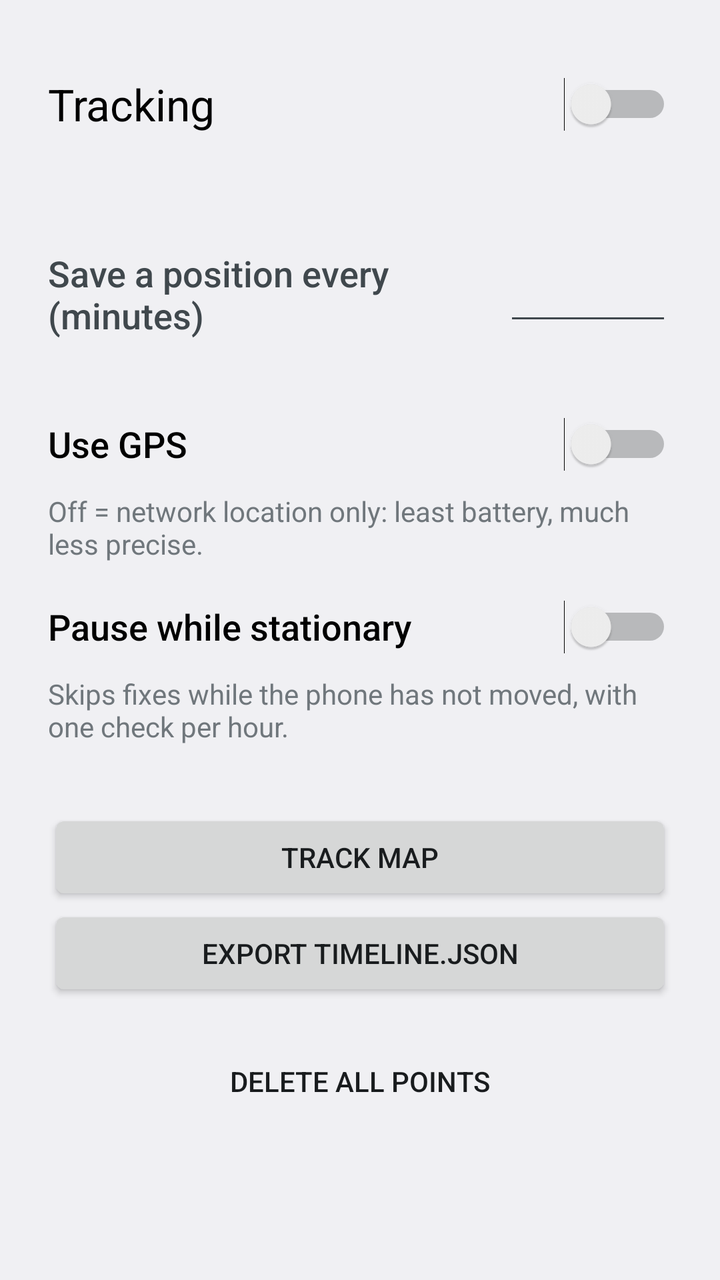
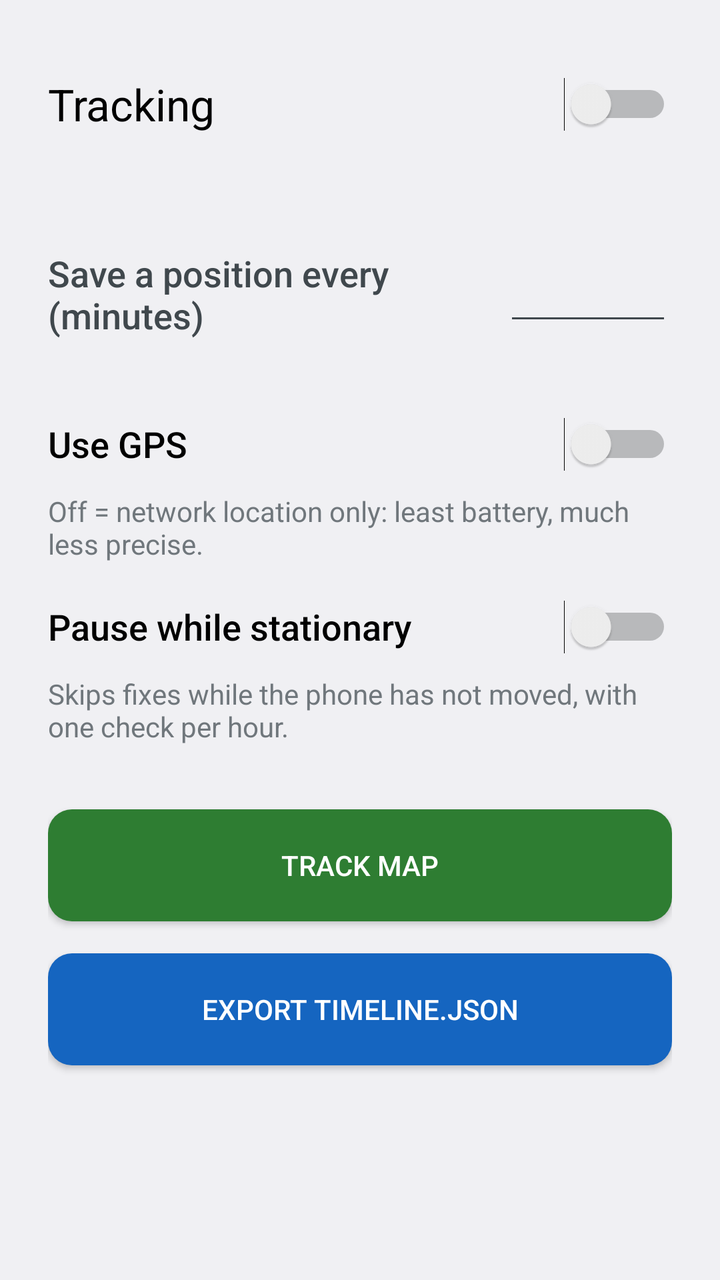

Two renders of the same Android screen: before a commit and after it. Below are the layout's source before the change and the commit's diff.
<!-- AndroidManifest.xml: application theme App -->
<!-- res/layout/main.xml -->
<?xml version="1.0" encoding="utf-8"?>
<ScrollView xmlns:android="http://schemas.android.com/apk/res/android"
    android:layout_width="match_parent"
    android:layout_height="match_parent"
    android:fitsSystemWindows="true">

    <LinearLayout
        android:layout_width="match_parent"
        android:layout_height="wrap_content"
        android:orientation="vertical"
        android:padding="24dp">

        <Switch
            android:id="@+id/tracking"
            android:layout_width="match_parent"
            android:layout_height="wrap_content"
            android:minHeight="56dp"
            android:text="@string/tracking"
            android:textAppearance="@android:style/TextAppearance.DeviceDefault.Large" />

        <TextView
            android:id="@+id/status"
            android:layout_width="match_parent"
            android:layout_height="wrap_content"
            android:layout_marginBottom="24dp"
            android:lineSpacingMultiplier="1.2"
            android:textAppearance="@android:style/TextAppearance.DeviceDefault.Small"
            android:textIsSelectable="true" />

        <LinearLayout
            android:layout_width="match_parent"
            android:layout_height="wrap_content"
            android:gravity="center_vertical"
            android:minHeight="48dp"
            android:orientation="horizontal">

            <TextView
                android:layout_width="0dp"
                android:layout_height="wrap_content"
                android:layout_weight="1"
                android:labelFor="@+id/interval"
                android:text="@string/interval"
                android:textAppearance="@android:style/TextAppearance.DeviceDefault.Medium" />

            <EditText
                android:id="@+id/interval"
                android:layout_width="wrap_content"
                android:layout_height="wrap_content"
                android:ems="4"
                android:gravity="end"
                android:imeOptions="actionDone"
                android:importantForAutofill="no"
                android:inputType="number"
                android:maxLength="4" />
        </LinearLayout>

        <TextView
            android:id="@+id/estimate"
            android:layout_width="match_parent"
            android:layout_height="wrap_content"
            android:textAppearance="@android:style/TextAppearance.DeviceDefault.Small" />

        <Switch
            android:id="@+id/gps"
            android:layout_width="match_parent"
            android:layout_height="wrap_content"
            android:layout_marginTop="8dp"
            android:minHeight="48dp"
            android:text="@string/use_gps"
            android:textAppearance="@android:style/TextAppearance.DeviceDefault.Medium" />

        <TextView
            android:layout_width="match_parent"
            android:layout_height="wrap_content"
            android:text="@string/use_gps_hint"
            android:textAppearance="@android:style/TextAppearance.DeviceDefault.Small" />

        <Switch
            android:id="@+id/still"
            android:layout_width="match_parent"
            android:layout_height="wrap_content"
            android:layout_marginTop="8dp"
            android:minHeight="48dp"
            android:text="@string/still"
            android:textAppearance="@android:style/TextAppearance.DeviceDefault.Medium" />

        <TextView
            android:layout_width="match_parent"
            android:layout_height="wrap_content"
            android:text="@string/still_hint"
            android:textAppearance="@android:style/TextAppearance.DeviceDefault.Small" />

        <Button
            android:id="@+id/show_track"
            android:layout_width="match_parent"
            android:layout_height="wrap_content"
            android:layout_marginTop="32dp"
            android:text="@string/show_track" />

        <Button
            android:id="@+id/export"
            android:layout_width="match_parent"
            android:layout_height="wrap_content"
            android:text="@string/export" />

        <Button
            android:id="@+id/battery"
            android:layout_width="match_parent"
            android:layout_height="wrap_content"
            android:text="@string/battery"
            android:visibility="gone" />

        <Button
            android:id="@+id/clear"
            style="@android:style/Widget.DeviceDefault.Button.Borderless"
            android:layout_width="match_parent"
            android:layout_height="wrap_content"
            android:layout_marginTop="16dp"
            android:text="@string/clear" />

        <TextView
            android:id="@+id/version"
            android:layout_width="match_parent"
            android:layout_height="wrap_content"
            android:layout_marginTop="16dp"
            android:gravity="center"
            android:textAppearance="@android:style/TextAppearance.DeviceDefault.Small" />
    </LinearLayout>
</ScrollView>
<!-- resources referenced by this layout -->
<resources>
  <string name="battery">Allow running in background</string>
  <string name="clear">Delete all points</string>
  <string name="export">Export Timeline.json</string>
  <string name="interval">Save a position every (minutes)</string>
  <string name="show_track">Track map</string>
  <string name="still">Pause while stationary</string>
  <string name="still_hint">Skips fixes while the phone has not moved, with one check per hour.</string>
  <string name="tracking">Tracking</string>
  <string name="use_gps">Use GPS</string>
  <string name="use_gps_hint">Off = network location only: least battery, much less precise.</string>
  <style name="App" parent="android:Theme.DeviceDefault.NoActionBar" />
</resources>

<!-- the commit's change to res/layout/main.xml (unified diff, before → after) -->
@@ -95,28 +95,28 @@
             android:layout_width="match_parent"
             android:layout_height="wrap_content"
             android:layout_marginTop="32dp"
-            android:text="@string/show_track" />
+            android:background="@drawable/button_track"
+            android:minHeight="56dp"
+            android:text="@string/show_track"
+            android:textColor="#FFFFFF" />
 
         <Button
             android:id="@+id/export"
             android:layout_width="match_parent"
             android:layout_height="wrap_content"
-            android:text="@string/export" />
+            android:layout_marginTop="16dp"
+            android:background="@drawable/button_export"
+            android:minHeight="56dp"
+            android:text="@string/export"
+            android:textColor="#FFFFFF" />
 
         <Button
             android:id="@+id/battery"
             android:layout_width="match_parent"
             android:layout_height="wrap_content"
+            android:layout_marginTop="16dp"
             android:text="@string/battery"
             android:visibility="gone" />
-
-        <Button
-            android:id="@+id/clear"
-            style="@android:style/Widget.DeviceDefault.Button.Borderless"
-            android:layout_width="match_parent"
-            android:layout_height="wrap_content"
-            android:layout_marginTop="16dp"
-            android:text="@string/clear" />
 
         <TextView
             android:id="@+id/version"
<!-- resource entries referenced after the edit -->
@@ -1,7 +1,26 @@
 <!-- resources referenced by this layout -->
 <resources>
+  <!-- drawable button_export (drawable) -->
+  <?xml version="1.0" encoding="utf-8"?>
+  <ripple xmlns:android="http://schemas.android.com/apk/res/android" android:color="#40FFFFFF">
+      <item>
+          <shape android:shape="rectangle">
+              <corners android:radius="12dp" />
+              <solid android:color="@color/button_export" />
+          </shape>
+      </item>
+  </ripple>
+  <!-- drawable button_track (drawable) -->
+  <?xml version="1.0" encoding="utf-8"?>
+  <ripple xmlns:android="http://schemas.android.com/apk/res/android" android:color="#40FFFFFF">
+      <item>
+          <shape android:shape="rectangle">
+              <corners android:radius="12dp" />
+              <solid android:color="@color/button_track" />
+          </shape>
+      </item>
+  </ripple>
   <string name="battery">Allow running in background</string>
-  <string name="clear">Delete all points</string>
   <string name="export">Export Timeline.json</string>
   <string name="interval">Save a position every (minutes)</string>
   <string name="show_track">Track map</string>
@@ -11,5 +30,7 @@
   <string name="use_gps">Use GPS</string>
   <string name="use_gps_hint">Off = network location only: least battery, much less precise.</string>
   <style name="App" parent="android:Theme.DeviceDefault.NoActionBar" />
+  <color name="button_export">#1565C0</color>
+  <color name="button_track">#2E7D32</color>
 </resources>
 
